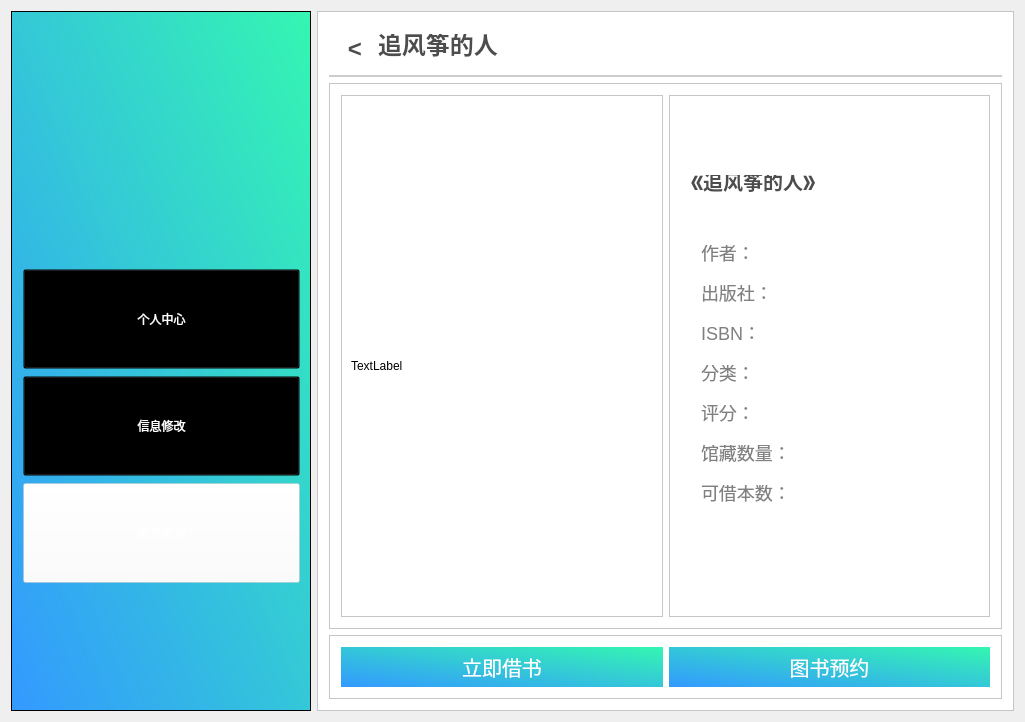
First picture: the form in Library/Library/student_bookdetail.ui, repository BooksOcean/BooksOcean, before the edit.
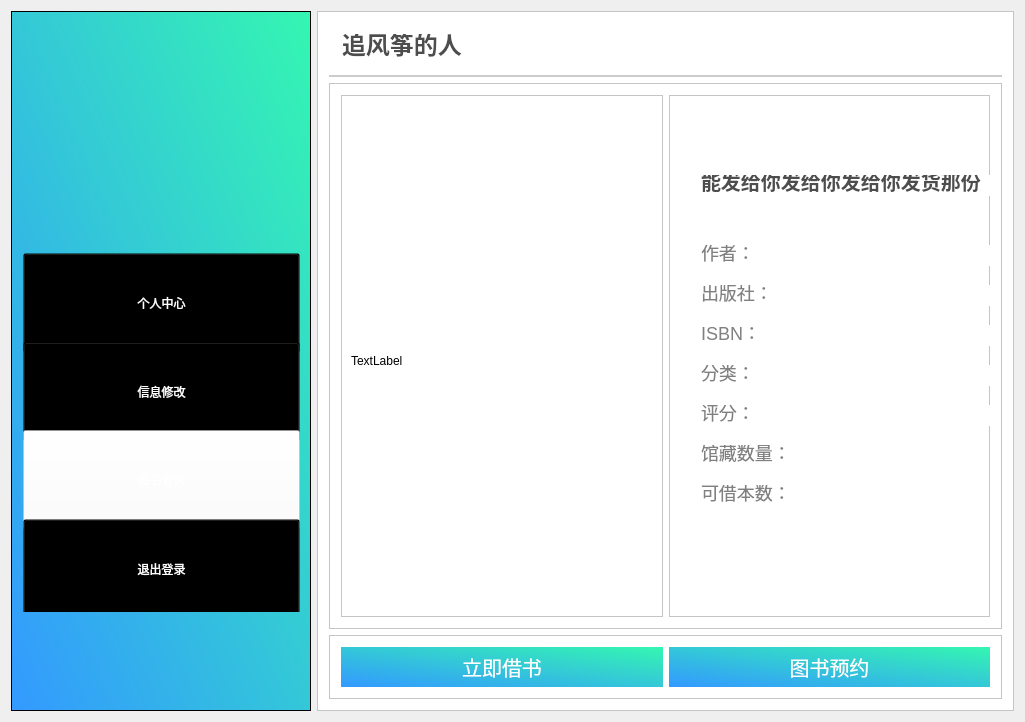
Second picture: the form after the edit. Icons and pictures are not drawn.

Patch:
```diff
--- a/Library/Library/student_bookdetail.ui
+++ b/Library/Library/student_bookdetail.ui
@@ -153,6 +153,24 @@
            </property>
           </widget>
          </item>
+         <item>
+          <widget class="QPushButton" name="btnLogout">
+           <property name="minimumSize">
+            <size>
+             <width>0</width>
+             <height>100</height>
+            </size>
+           </property>
+           <property name="styleSheet">
+            <string notr="true">font: 12pt &quot;微软雅黑&quot;;
+color:white;
+background:transparent;</string>
+           </property>
+           <property name="text">
+            <string>退出登录</string>
+           </property>
+          </widget>
+         </item>
         </layout>
        </item>
       </layout>
@@ -192,28 +210,6 @@
          <enum>QFrame::Raised</enum>
         </property>
         <layout class="QHBoxLayout" name="horizontalLayout_3">
-         <item>
-          <widget class="QPushButton" name="btnReturn">
-           <property name="minimumSize">
-            <size>
-             <width>30</width>
-             <height>0</height>
-            </size>
-           </property>
-           <property name="styleSheet">
-            <string notr="true">color:#4D4D4D;
-border:none;
-font-size:24px;
-font-weight:500;
-font-family:&quot;微软雅黑&quot;;
-text-align:center;
-</string>
-           </property>
-           <property name="text">
-            <string>&lt;</string>
-           </property>
-          </widget>
-         </item>
          <item>
           <widget class="QLineEdit" name="etBookNameHead">
            <property name="styleSheet">
@@ -257,8 +253,8 @@
              <rect>
               <x>10</x>
               <y>80</y>
-              <width>301</width>
-              <height>381</height>
+              <width>281</width>
+              <height>371</height>
              </rect>
             </property>
             <property name="text">
@@ -278,9 +274,9 @@
            <widget class="QLineEdit" name="etBookName">
             <property name="geometry">
              <rect>
-              <x>20</x>
+              <x>30</x>
               <y>80</y>
-              <width>141</width>
+              <width>291</width>
               <height>21</height>
              </rect>
             </property>
@@ -293,7 +289,7 @@
 text-align:left;</string>
             </property>
             <property name="text">
-             <string>《追风筝的人》</string>
+             <string>能发给你发给你发给你发货那份</string>
             </property>
            </widget>
            <widget class="QLineEdit" name="etAuthorHead">
@@ -379,7 +375,7 @@
            <widget class="QLineEdit" name="etAuthor">
             <property name="geometry">
              <rect>
-              <x>110</x>
+              <x>130</x>
               <y>150</y>
               <width>191</width>
               <height>21</height>
@@ -396,7 +392,7 @@
            <widget class="QLineEdit" name="etPublish">
             <property name="geometry">
              <rect>
-              <x>110</x>
+              <x>130</x>
               <y>190</y>
               <width>191</width>
               <height>21</height>
@@ -413,7 +409,7 @@
            <widget class="QLineEdit" name="etISBN">
             <property name="geometry">
              <rect>
-              <x>110</x>
+              <x>130</x>
               <y>230</y>
               <width>191</width>
               <height>21</height>
@@ -430,7 +426,7 @@
            <widget class="QLineEdit" name="etClassify">
             <property name="geometry">
              <rect>
-              <x>110</x>
+              <x>130</x>
               <y>270</y>
               <width>191</width>
               <height>21</height>
@@ -467,7 +463,7 @@
            <widget class="QLineEdit" name="etNowCount">
             <property name="geometry">
              <rect>
-              <x>130</x>
+              <x>140</x>
               <y>390</y>
               <width>171</width>
               <height>21</height>
@@ -504,7 +500,7 @@
            <widget class="QLineEdit" name="etScore">
             <property name="geometry">
              <rect>
-              <x>110</x>
+              <x>130</x>
               <y>310</y>
               <width>191</width>
               <height>21</height>
@@ -521,7 +517,7 @@
            <widget class="QLineEdit" name="etCount">
             <property name="geometry">
              <rect>
-              <x>130</x>
+              <x>140</x>
               <y>350</y>
               <width>171</width>
               <height>21</height>
```
